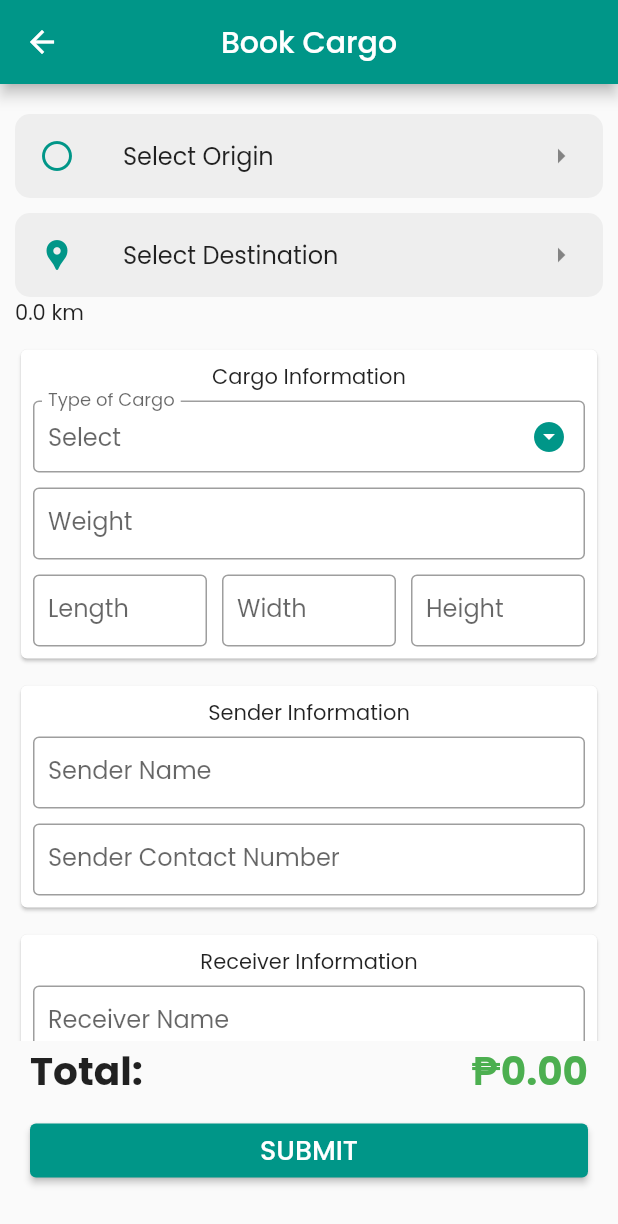
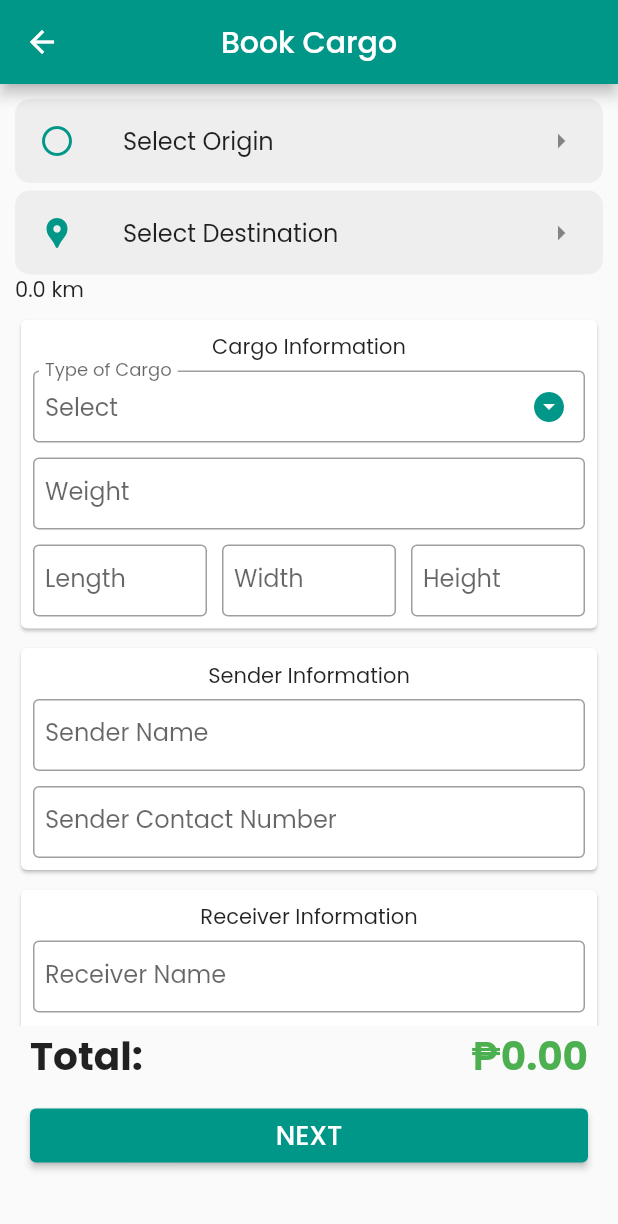
Before and after one commit to jodelmar1016/SUNDO-Freight, a Flutter app: the BookCargo screen opened directly, on a phone screen of 412 x 824 dp. Shown: the top 1224 px of the screen. Run offline on Flutter 3.47's test engine with Material 2 defaults, Android fonts, the phone set to English and light mode, and no system bars; our stand-ins replace cloud_firestore, firebase_auth, firebase_core, google_fonts, google_maps_flutter, shared_preferences; missing offline and left inert: flutter_polyline_points; accounts and stored records are empty.

Commit message:
edit padding

```diff
--- a/lib/pages/bookCargo.dart
+++ b/lib/pages/bookCargo.dart
@@ -7,6 +7,7 @@ import 'package:freight/models/response.dart';
 import 'package:freight/services/dataService.dart';
 import 'package:freight/functions/gmap.dart';
 import 'package:freight/functions/compute.dart';
+import 'package:freight/pages/payment.dart';
 
 class BookCargo extends StatefulWidget {
   const BookCargo({super.key});
@@ -95,7 +96,7 @@ class _BookCargoState extends State<BookCargo> {
       decoration: InputDecoration(
         labelText: "Type of Cargo",
         border: OutlineInputBorder(),
-        contentPadding: EdgeInsets.fromLTRB(10, 10, 10, 10),
+        contentPadding: EdgeInsets.all(8),
       ),
       validator: (value) {
         if (value == null) {
@@ -119,7 +120,7 @@ class _BookCargoState extends State<BookCargo> {
         border: OutlineInputBorder(),
         labelText: 'Weight',
         suffixText: 'kg',
-        contentPadding: EdgeInsets.fromLTRB(10, 10, 10, 10),
+        contentPadding: EdgeInsets.all(8),
       ),
     );
 
@@ -137,7 +138,7 @@ class _BookCargoState extends State<BookCargo> {
         border: OutlineInputBorder(),
         labelText: 'Length',
         suffixText: 'ft',
-        contentPadding: EdgeInsets.fromLTRB(10, 10, 10, 10),
+        contentPadding: EdgeInsets.all(8),
       ),
     );
 
@@ -155,7 +156,7 @@ class _BookCargoState extends State<BookCargo> {
         border: OutlineInputBorder(),
         labelText: 'Width',
         suffixText: 'ft',
-        contentPadding: EdgeInsets.fromLTRB(10, 10, 10, 10),
+        contentPadding: EdgeInsets.all(8),
       ),
     );
 
@@ -173,7 +174,7 @@ class _BookCargoState extends State<BookCargo> {
         border: OutlineInputBorder(),
         labelText: 'Height',
         suffixText: 'ft',
-        contentPadding: EdgeInsets.fromLTRB(10, 10, 10, 10),
+        contentPadding: EdgeInsets.all(8),
       ),
     );
 
@@ -214,7 +215,7 @@ class _BookCargoState extends State<BookCargo> {
       decoration: InputDecoration(
         border: OutlineInputBorder(),
         labelText: 'Sender Name',
-        contentPadding: EdgeInsets.fromLTRB(10, 10, 10, 10),
+        contentPadding: EdgeInsets.all(8),
       ),
     );
 
@@ -223,7 +224,7 @@ class _BookCargoState extends State<BookCargo> {
       decoration: InputDecoration(
         border: OutlineInputBorder(),
         labelText: 'Sender Contact Number',
-        contentPadding: EdgeInsets.fromLTRB(10, 10, 10, 10),
+        contentPadding: EdgeInsets.all(8),
       ),
     );
 
@@ -247,7 +248,7 @@ class _BookCargoState extends State<BookCargo> {
       decoration: InputDecoration(
         border: OutlineInputBorder(),
         labelText: 'Receiver Name',
-        contentPadding: EdgeInsets.fromLTRB(10, 10, 10, 10),
+        contentPadding: EdgeInsets.all(8),
       ),
     );
 
@@ -256,7 +257,7 @@ class _BookCargoState extends State<BookCargo> {
       decoration: InputDecoration(
         border: OutlineInputBorder(),
         labelText: 'Receiver Contact Number',
-        contentPadding: EdgeInsets.fromLTRB(10, 10, 10, 10),
+        contentPadding: EdgeInsets.all(8),
       ),
     );
 
@@ -286,7 +287,7 @@ class _BookCargoState extends State<BookCargo> {
         },
         child: SingleChildScrollView(
           child: Padding(
-            padding: const EdgeInsets.fromLTRB(10, 20, 10, 0),
+            padding: const EdgeInsets.fromLTRB(10, 10, 10, 0),
             child: Column(
               children: [
                 Container(
@@ -339,7 +340,7 @@ class _BookCargoState extends State<BookCargo> {
                         ),
                         trailing: Icon(Icons.arrow_right_sharp),
                       ),
-                      SizedBox(height: 10),
+                      SizedBox(height: 5),
                       ListTile(
                         onTap: () async {
                           // GET THE NAME OF THE PLACE BASE ON LATLNG
@@ -386,11 +387,11 @@ class _BookCargoState extends State<BookCargo> {
                         trailing: Icon(Icons.arrow_right_sharp),
                       ),
                       Text('$distance km'),
-                      SizedBox(height: 10),
+                      SizedBox(height: 5),
                       cargoInformation,
-                      SizedBox(height: 10),
+                      SizedBox(height: 5),
                       senderInformation,
-                      SizedBox(height: 10),
+                      SizedBox(height: 5),
                       receiverInformation,
                     ],
                   ),
@@ -428,13 +429,13 @@ class _BookCargoState extends State<BookCargo> {
                         children: [
                           Expanded(
                             child: ElevatedButton(
-                              onPressed: () async {
+                              onPressed: () {
                                 Booking createBooking = new Booking(
-                                  origin: _selectOrigin!,
-                                  destination: _selectDestination!,
-                                  originName: placenameOrigin!,
-                                  destinationName: placenameDestination!,
-                                  type_of_cargo: _dropdownValue!,
+                                  origin: _selectOrigin,
+                                  destination: _selectDestination,
+                                  originName: placenameOrigin,
+                                  destinationName: placenameDestination,
+                                  type_of_cargo: _dropdownValue,
                                   type_of_vehicle: newBooking.vehicleType
                                       .toString()
                                       .split('.')[1],
@@ -453,11 +454,18 @@ class _BookCargoState extends State<BookCargo> {
                                   status: 'processing',
                                 );
                                 // INSERT TO FIREBASE
-                                var result =
-                                    DataService.addBooking(createBooking);
+                                // var result =
+                                //     DataService.addBooking(createBooking);
+                                Navigator.push(
+                                  context,
+                                  MaterialPageRoute(
+                                    builder: (context) =>
+                                        Payment(data: createBooking),
+                                  ),
+                                );
                               },
                               child: Text(
-                                'SUBMIT',
+                                'NEXT',
                                 style: TextStyle(fontSize: 18),
                               ),
                             ),
```
